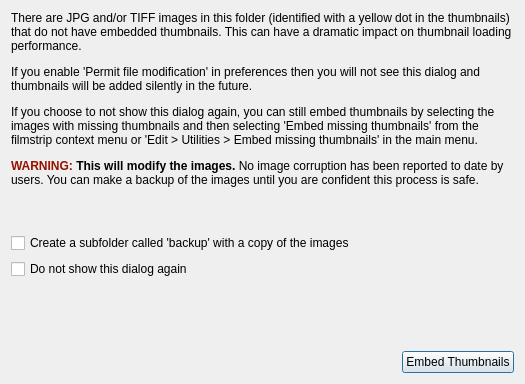
The window that Dialogs/addthumbnailsdlg.ui (towhee/Winnow64) describes before a commit, drawn with Qt 5.
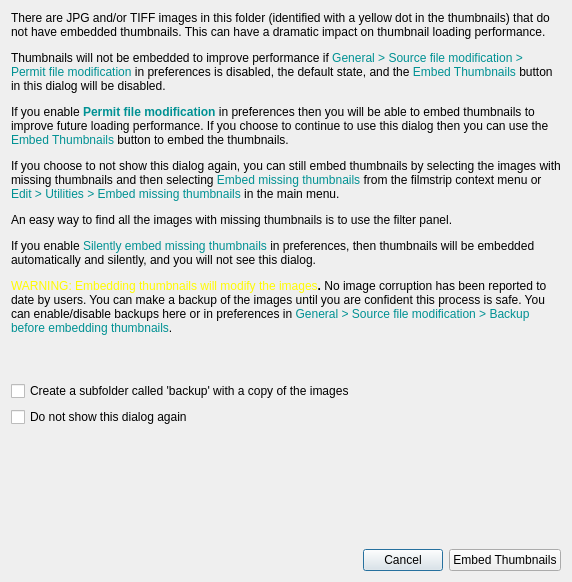
The same window after the commit.

Commit message: Embed thumbnails

```diff
--- a/Dialogs/addthumbnailsdlg.ui
+++ b/Dialogs/addthumbnailsdlg.ui
@@ -6,8 +6,8 @@
    <rect>
     <x>0</x>
     <y>0</y>
-    <width>525</width>
-    <height>384</height>
+    <width>572</width>
+    <height>582</height>
    </rect>
   </property>
   <property name="windowTitle">
@@ -19,7 +19,7 @@
      <item>
       <widget class="QLabel" name="label">
        <property name="text">
-        <string>&lt;html&gt;&lt;head/&gt;&lt;body&gt;&lt;p&gt;There are JPG and/or TIFF images in this folder (identified with a yellow dot in the thumbnails) that do not have embedded thumbnails. This can have a dramatic impact on thumbnail loading performance. &lt;/p&gt;&lt;p&gt;If you enable 'Permit file modification' in preferences then you will not see this dialog and thumbnails will be added silently in the future.&lt;/p&gt;&lt;p&gt;If you choose to not show this dialog again, you can still embed thumbnails by selecting the images with missing thumbnails and then selecting 'Embed missing thumbnails' from the filmstrip context menu or 'Edit &amp;gt; Utilities &amp;gt; Embed missing thumbnails' in the main menu.&lt;/p&gt;&lt;p&gt;&lt;span style=&quot; font-weight:700; color:#941100;&quot;&gt;WARNING:&lt;/span&gt;&lt;span style=&quot; font-weight:700;&quot;&gt; This will modify the images.&lt;/span&gt; No image corruption has been reported to date by users. You can make a backup of the images until you are confident this process is safe.&lt;/p&gt;&lt;/body&gt;&lt;/html&gt;</string>
+        <string>&lt;html&gt;&lt;head/&gt;&lt;body&gt;&lt;p&gt;There are JPG and/or TIFF images in this folder (identified with a yellow dot in the thumbnails) that do not have embedded thumbnails. This can have a dramatic impact on thumbnail loading performance. &lt;/p&gt;&lt;p&gt;Thumbnails will not be embedded to improve performance if &lt;span style=&quot; color:#009193;&quot;&gt;General &amp;gt; Source file modification &amp;gt; Permit file modification&lt;/span&gt; in preferences is disabled, the default state, and the &lt;span style=&quot; color:#009193;&quot;&gt;Embed Thumbnails&lt;/span&gt; button in this dialog will be disabled.&lt;/p&gt;&lt;p&gt;If you enable &lt;span style=&quot; font-weight:700; color:#009193;&quot;&gt;Permit file modification&lt;/span&gt; in preferences then you will be able to embed thumbnails to improve future loading performance. If you choose to continue to use this dialog then you can use the &lt;span style=&quot; color:#009193;&quot;&gt;Embed Thumbnails&lt;/span&gt; button to embed the thumbnails.&lt;/p&gt;&lt;p&gt;If you choose to not show this dialog again, you can still embed thumbnails by selecting the images with missing thumbnails and then selecting &lt;span style=&quot; color:#009193;&quot;&gt;Embed missing thumbnails&lt;/span&gt; from the filmstrip context menu or &lt;span style=&quot; color:#009193;&quot;&gt;Edit &amp;gt; Utilities &amp;gt; Embed missing thumbnails&lt;/span&gt; in the main menu. &lt;/p&gt;&lt;p&gt;An easy way to find all the images with missing thumbnails is to use the filter panel.&lt;/p&gt;&lt;p&gt;If you enable &lt;span style=&quot; color:#009193;&quot;&gt;Silently embed missing thumbnails&lt;/span&gt; in preferences, then thumbnails will be embedded automatically and silently, and you will not see this dialog.&lt;/p&gt;&lt;p&gt;&lt;span style=&quot; color:#fffb00;&quot;&gt;WARNING: Embedding thumbnails will modify the images&lt;/span&gt;&lt;span style=&quot; font-weight:700;&quot;&gt;. &lt;/span&gt;No image corruption has been reported to date by users. You can make a backup of the images until you are confident this process is safe. You can enable/disable backups here or in preferences in &lt;span style=&quot; color:#009193;&quot;&gt;General &amp;gt; Source file modification &amp;gt; Backup before embedding thumbnails&lt;/span&gt;.&lt;/p&gt;&lt;/body&gt;&lt;/html&gt;</string>
        </property>
        <property name="alignment">
         <set>Qt::AlignLeading|Qt::AlignLeft|Qt::AlignTop</set>
@@ -93,6 +93,13 @@
        </property>
       </spacer>
      </item>
+     <item>
+      <widget class="QPushButton" name="cancelBtn">
+       <property name="text">
+        <string>Cancel</string>
+       </property>
+      </widget>
+     </item>
      <item>
       <widget class="QPushButton" name="addBtn">
        <property name="text">
```
The commit also changes 18 other files.
